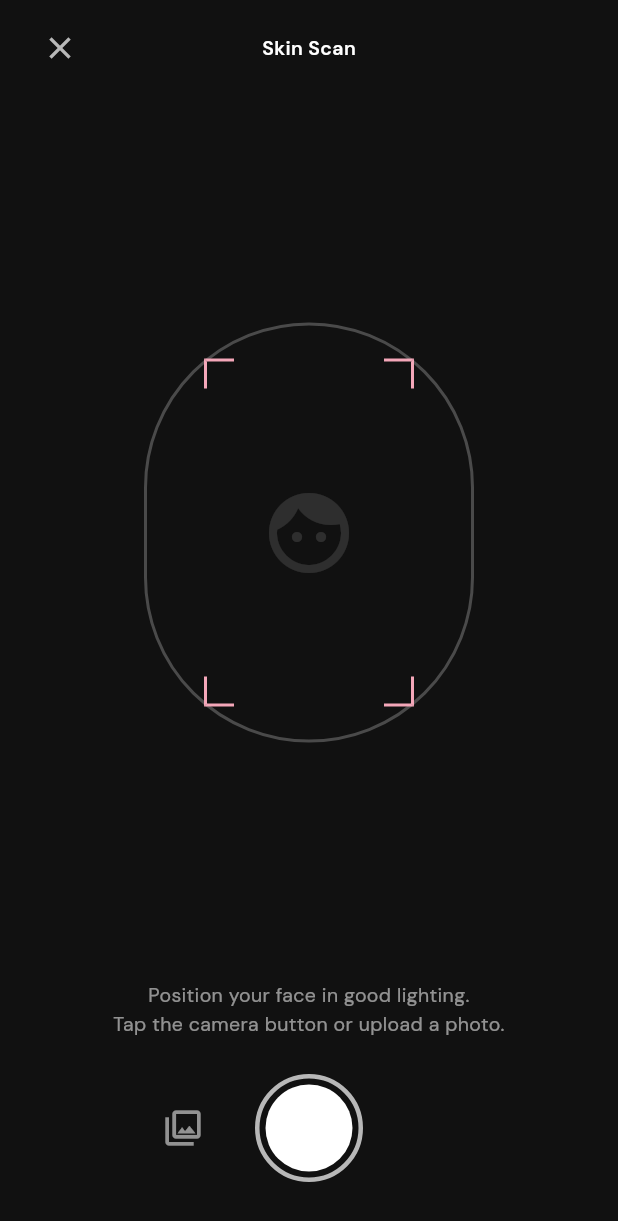
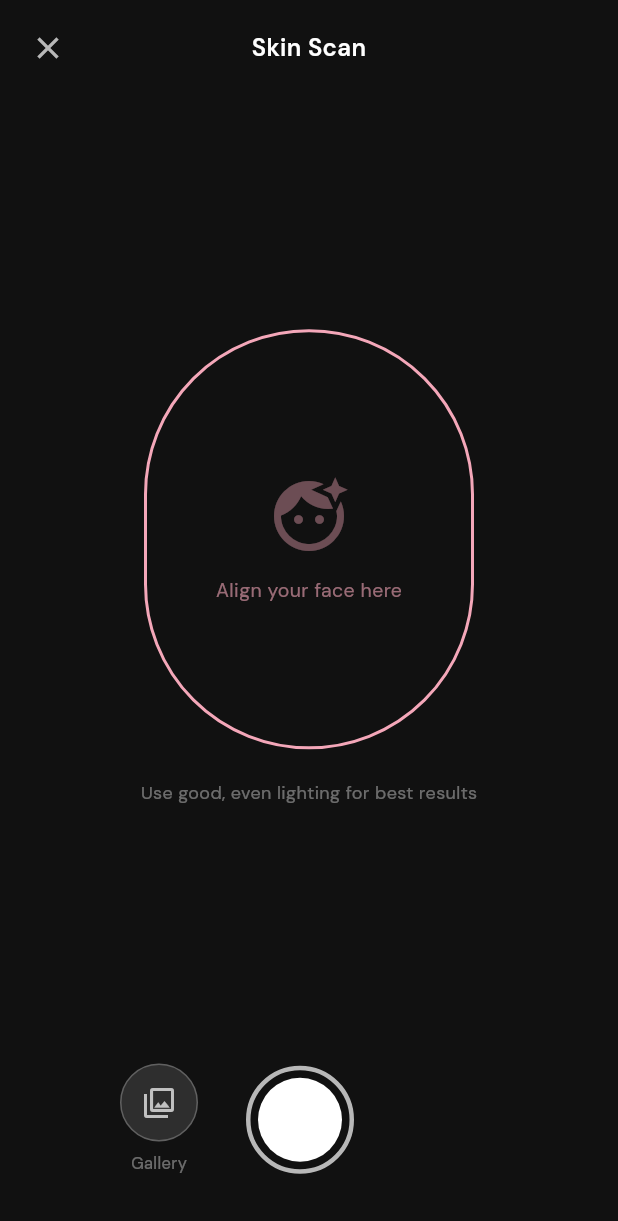
Before and after one commit to mvz00/ComplexionAI, a Flutter app: the CameraCapturePage screen opened by its route, on a phone screen of 412 x 824 dp. Shown: the top 1221 px of the screen. Run offline on Flutter 3.47's test engine with Material 3 defaults, Android fonts, the phone set to English and light mode, and no system bars; our stand-ins replace dio, equatable, flutter_bloc, get_it, go_router, google_fonts and 2 more; accounts and stored records are empty.

Commit message:
fix: Simplify camera page to fix black screen on web
Remove complex Stack/Positioned corner guides which crashed silently
on Flutter web. Replace with a clean, flat widget tree that renders
reliably across platforms.

Co-Authored-By: Claude Sonnet 4.6 <noreply@anthropic.com>

```diff
--- a/complexion_ai_app/lib/features/skin_analysis/presentation/pages/camera_capture_page.dart
+++ b/complexion_ai_app/lib/features/skin_analysis/presentation/pages/camera_capture_page.dart
@@ -1,5 +1,4 @@
 import 'dart:typed_data';
-import 'package:flutter/foundation.dart';
 import 'package:flutter/material.dart';
 import 'package:go_router/go_router.dart';
 import 'package:image_picker/image_picker.dart';
@@ -18,8 +17,8 @@ class _CameraCapturePageState extends State<CameraCapturePage> {
   Uint8List? _previewBytes;
 
   Future<void> _pickImage(ImageSource source) async {
+    setState(() => _isLoading = true);
     try {
-      setState(() => _isLoading = true);
       final XFile? file = await _picker.pickImage(
         source: source,
         preferredCameraDevice: CameraDevice.front,
@@ -27,28 +26,24 @@ class _CameraCapturePageState extends State<CameraCapturePage> {
         maxWidth: 1024,
         maxHeight: 1024,
       );
+      if (!mounted) return;
       if (file == null) {
         setState(() => _isLoading = false);
         return;
       }
       final bytes = await file.readAsBytes();
+      if (!mounted) return;
       setState(() {
         _previewBytes = bytes;
         _isLoading = false;
       });
     } catch (e) {
+      if (!mounted) return;
       setState(() => _isLoading = false);
-      if (mounted) {
       ScaffoldMessenger.of(context).showSnackBar(
-          SnackBar(content: Text('Could not access camera: $e')),
+        SnackBar(content: Text('Error: $e')),
       );
     }
-    }
-  }
-
-  void _confirmAndAnalyse() {
-    // TODO: pass _previewBytes through BLoC to analysis pipeline
-    context.go(Routes.analysisResult);
   }
 
   @override
@@ -60,55 +55,171 @@ class _CameraCapturePageState extends State<CameraCapturePage> {
           children: [
             // Top bar
             Padding(
-              padding: const EdgeInsets.symmetric(horizontal: 16, vertical: 8),
+              padding: const EdgeInsets.symmetric(horizontal: 8, vertical: 8),
               child: Row(
-                mainAxisAlignment: MainAxisAlignment.spaceBetween,
                 children: [
                   IconButton(
                     icon: const Icon(Icons.close, color: Colors.white70),
                     onPressed: () => context.pop(),
                   ),
-                  const Text(
+                  const Expanded(
+                    child: Text(
                       'Skin Scan',
-                    style: TextStyle(color: Colors.white, fontWeight: FontWeight.w600),
+                      textAlign: TextAlign.center,
+                      style: TextStyle(
+                        color: Colors.white,
+                        fontSize: 16,
+                        fontWeight: FontWeight.w600,
+                      ),
+                    ),
                   ),
                   const SizedBox(width: 48),
                 ],
               ),
             ),
 
-            // Preview / guide area
+            // Preview area
             Expanded(
               child: Center(
-                child: _previewBytes != null
-                    ? _PreviewImage(bytes: _previewBytes!)
-                    : _FaceGuide(isLoading: _isLoading),
+                child: _isLoading
+                    ? const Column(
+                        mainAxisAlignment: MainAxisAlignment.center,
+                        children: [
+                          CircularProgressIndicator(
+                            color: Color(0xFFF4A7B9),
+                          ),
+                          SizedBox(height: 16),
+                          Text(
+                            'Loading...',
+                            style: TextStyle(color: Colors.white54),
+                          ),
+                        ],
+                      )
+                    : _previewBytes != null
+                        ? ClipRRect(
+                            borderRadius: BorderRadius.circular(16),
+                            child: Image.memory(
+                              _previewBytes!,
+                              width: 260,
+                              height: 320,
+                              fit: BoxFit.cover,
+                            ),
+                          )
+                        : Column(
+                            mainAxisAlignment: MainAxisAlignment.center,
+                            children: [
+                              Container(
+                                width: 220,
+                                height: 280,
+                                decoration: BoxDecoration(
+                                  borderRadius: BorderRadius.circular(110),
+                                  border: Border.all(
+                                    color: const Color(0xFFF4A7B9),
+                                    width: 2,
+                                  ),
+                                ),
+                                child: const Column(
+                                  mainAxisAlignment: MainAxisAlignment.center,
+                                  children: [
+                                    Icon(
+                                      Icons.face_retouching_natural,
+                                      size: 56,
+                                      color: Color(0x66F4A7B9),
+                                    ),
+                                    SizedBox(height: 12),
+                                    Text(
+                                      'Align your face here',
+                                      style: TextStyle(
+                                        color: Color(0x99F4A7B9),
+                                        fontSize: 13,
+                                      ),
+                                    ),
+                                  ],
+                                ),
+                              ),
+                              const SizedBox(height: 20),
+                              const Text(
+                                'Use good, even lighting for best results',
+                                style: TextStyle(
+                                  color: Colors.white38,
+                                  fontSize: 12,
+                                ),
+                              ),
+                            ],
+                          ),
               ),
             ),
 
-            // Instructions
-            if (_previewBytes == null && !_isLoading)
-              const Padding(
-                padding: EdgeInsets.symmetric(horizontal: 32, vertical: 8),
-                child: Text(
-                  'Position your face in good lighting.\nTap the camera button or upload a photo.',
-                  textAlign: TextAlign.center,
-                  style: TextStyle(color: Colors.white54, fontSize: 13, height: 1.5),
+            // Buttons
+            Padding(
+              padding: const EdgeInsets.fromLTRB(24, 16, 24, 40),
+              child: _previewBytes != null
+                  ? Row(
+                      children: [
+                        Expanded(
+                          child: OutlinedButton.icon(
+                            onPressed: () =>
+                                setState(() => _previewBytes = null),
+                            icon: const Icon(Icons.refresh, size: 18),
+                            label: const Text('Retake'),
+                            style: OutlinedButton.styleFrom(
+                              foregroundColor: Colors.white70,
+                              side: const BorderSide(color: Colors.white30),
+                              padding:
+                                  const EdgeInsets.symmetric(vertical: 14),
                             ),
                           ),
-
-            // Action buttons
-            Padding(
-              padding: const EdgeInsets.only(bottom: 36, top: 16),
-              child: _previewBytes != null
-                  ? _ConfirmButtons(
-                      onRetake: () => setState(() => _previewBytes = null),
-                      onAnalyse: _confirmAndAnalyse,
+                        ),
+                        const SizedBox(width: 12),
+                        Expanded(
+                          child: FilledButton.icon(
+                            onPressed: () =>
+                                context.go(Routes.analysisResult),
+                            icon: const Icon(Icons.auto_awesome, size: 18),
+                            label: const Text('Analyse Skin'),
+                            style: FilledButton.styleFrom(
+                              backgroundColor: const Color(0xFFF4A7B9),
+                              foregroundColor: const Color(0xFF1A1A2E),
+                              padding:
+                                  const EdgeInsets.symmetric(vertical: 14),
+                            ),
+                          ),
+                        ),
+                      ],
                     )
-                  : _CaptureButtons(
-                      isLoading: _isLoading,
-                      onCamera: () => _pickImage(ImageSource.camera),
-                      onGallery: () => _pickImage(ImageSource.gallery),
+                  : Row(
+                      mainAxisAlignment: MainAxisAlignment.center,
+                      children: [
+                        // Gallery
+                        _CircleButton(
+                          icon: Icons.photo_library_outlined,
+                          label: 'Gallery',
+                          onTap: () => _pickImage(ImageSource.gallery),
+                        ),
+                        const SizedBox(width: 32),
+                        // Shutter
+                        GestureDetector(
+                          onTap: () => _pickImage(ImageSource.camera),
+                          child: Container(
+                            width: 72,
+                            height: 72,
+                            decoration: BoxDecoration(
+                              shape: BoxShape.circle,
+                              border:
+                                  Border.all(color: Colors.white70, width: 3),
+                            ),
+                            child: Container(
+                              margin: const EdgeInsets.all(5),
+                              decoration: const BoxDecoration(
+                                shape: BoxShape.circle,
+                                color: Colors.white,
+                              ),
+                            ),
+                          ),
+                        ),
+                        const SizedBox(width: 32),
+                        const SizedBox(width: 64), // balance
+                      ],
                     ),
             ),
           ],
@@ -118,151 +229,41 @@ class _CameraCapturePageState extends State<CameraCapturePage> {
   }
 }
 
-class _FaceGuide extends StatelessWidget {
-  final bool isLoading;
-  const _FaceGuide({required this.isLoading});
+class _CircleButton extends StatelessWidget {
+  final IconData icon;
+  final String label;
+  final VoidCallback onTap;
+
+  const _CircleButton({
+    required this.icon,
+    required this.label,
+    required this.onTap,
+  });
 
   @override
   Widget build(BuildContext context) {
-    return Stack(
-      alignment: Alignment.center,
+    return GestureDetector(
+      onTap: onTap,
+      child: Column(
+        mainAxisSize: MainAxisSize.min,
         children: [
           Container(
-          width: 220,
-          height: 280,
+            width: 52,
+            height: 52,
             decoration: BoxDecoration(
-            borderRadius: BorderRadius.circular(110),
-            border: Border.all(color: Colors.white24, width: 2),
+              shape: BoxShape.circle,
+              color: Colors.white12,
+              border: Border.all(color: Colors.white24),
             ),
-          child: Center(
-            child: isLoading
-                ? const CircularProgressIndicator(color: Color(0xFFF4A7B9))
-                : const Icon(Icons.face, size: 64, color: Colors.white12),
+            child: Icon(icon, color: Colors.white70, size: 24),
           ),
+          const SizedBox(height: 6),
+          Text(
+            label,
+            style: const TextStyle(color: Colors.white38, fontSize: 11),
           ),
-        // Corner guides
-        ...[ [-1.0, -1.0], [1.0, -1.0], [-1.0, 1.0], [1.0, 1.0]].map((pos) {
-          return Positioned(
-            left: pos[0] < 0 ? 40 : null,
-            right: pos[0] > 0 ? 40 : null,
-            top: pos[1] < 0 ? 24 : null,
-            bottom: pos[1] > 0 ? 24 : null,
-            child: Container(
-              width: 20,
-              height: 20,
-              decoration: BoxDecoration(
-                border: Border(
-                  left: pos[0] < 0 ? const BorderSide(color: Color(0xFFF4A7B9), width: 2) : BorderSide.none,
-                  right: pos[0] > 0 ? const BorderSide(color: Color(0xFFF4A7B9), width: 2) : BorderSide.none,
-                  top: pos[1] < 0 ? const BorderSide(color: Color(0xFFF4A7B9), width: 2) : BorderSide.none,
-                  bottom: pos[1] > 0 ? const BorderSide(color: Color(0xFFF4A7B9), width: 2) : BorderSide.none,
-                ),
-              ),
-            ),
-          );
-        }),
         ],
-    );
-  }
-}
-
-class _PreviewImage extends StatelessWidget {
-  final Uint8List bytes;
-  const _PreviewImage({required this.bytes});
-
-  @override
-  Widget build(BuildContext context) {
-    return ClipRRect(
-      borderRadius: BorderRadius.circular(16),
-      child: Image.memory(
-        bytes,
-        width: 280,
-        height: 340,
-        fit: BoxFit.cover,
       ),
     );
   }
 }
-
-class _CaptureButtons extends StatelessWidget {
-  final bool isLoading;
-  final VoidCallback onCamera;
-  final VoidCallback onGallery;
-  const _CaptureButtons({
-    required this.isLoading,
-    required this.onCamera,
-    required this.onGallery,
-  });
-
-  @override
-  Widget build(BuildContext context) {
-    return Row(
-      mainAxisAlignment: MainAxisAlignment.center,
-      children: [
-        // Gallery button
-        IconButton(
-          onPressed: isLoading ? null : onGallery,
-          icon: const Icon(Icons.photo_library_outlined, color: Colors.white54, size: 28),
-          tooltip: 'Upload photo',
-        ),
-        const SizedBox(width: 24),
-        // Shutter button
-        GestureDetector(
-          onTap: isLoading ? null : onCamera,
-          child: Container(
-            width: 72,
-            height: 72,
-            decoration: BoxDecoration(
-              shape: BoxShape.circle,
-              border: Border.all(color: Colors.white70, width: 3),
-            ),
-            child: Container(
-              margin: const EdgeInsets.all(4),
-              decoration: const BoxDecoration(
-                shape: BoxShape.circle,
-                color: Colors.white,
-              ),
-            ),
-          ),
-        ),
-        const SizedBox(width: 24),
-        // Placeholder for symmetry (front cam flip on mobile)
-        const SizedBox(width: 48),
-      ],
-    );
-  }
-}
-
-class _ConfirmButtons extends StatelessWidget {
-  final VoidCallback onRetake;
-  final VoidCallback onAnalyse;
-  const _ConfirmButtons({required this.onRetake, required this.onAnalyse});
-
-  @override
-  Widget build(BuildContext context) {
-    return Row(
-      mainAxisAlignment: MainAxisAlignment.center,
-      children: [
-        OutlinedButton.icon(
-          onPressed: onRetake,
-          icon: const Icon(Icons.refresh, size: 18),
-          label: const Text('Retake'),
-          style: OutlinedButton.styleFrom(
-            foregroundColor: Colors.white70,
-            side: const BorderSide(color: Colors.white30),
-          ),
-        ),
-        const SizedBox(width: 16),
-        FilledButton.icon(
-          onPressed: onAnalyse,
-          icon: const Icon(Icons.auto_awesome, size: 18),
-          label: const Text('Analyse Skin'),
-          style: FilledButton.styleFrom(
-            backgroundColor: const Color(0xFFF4A7B9),
-            foregroundColor: const Color(0xFF1A1A2E),
-          ),
-        ),
-      ],
-    );
-  }
-}
```
Lines whose indentation alone changed are shown as unchanged.
